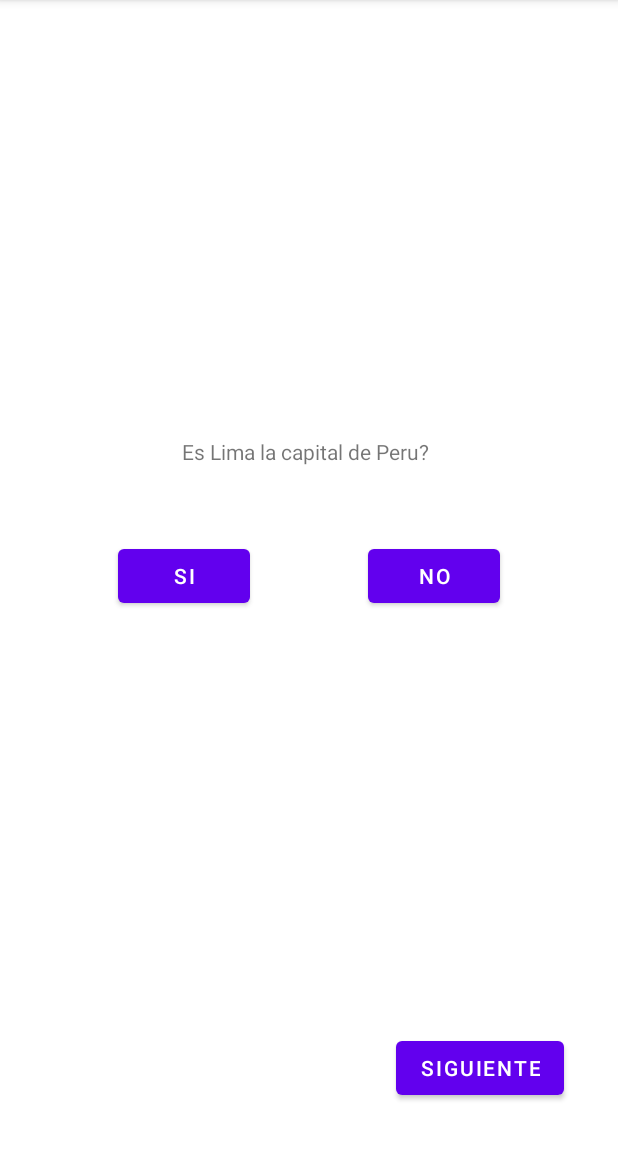
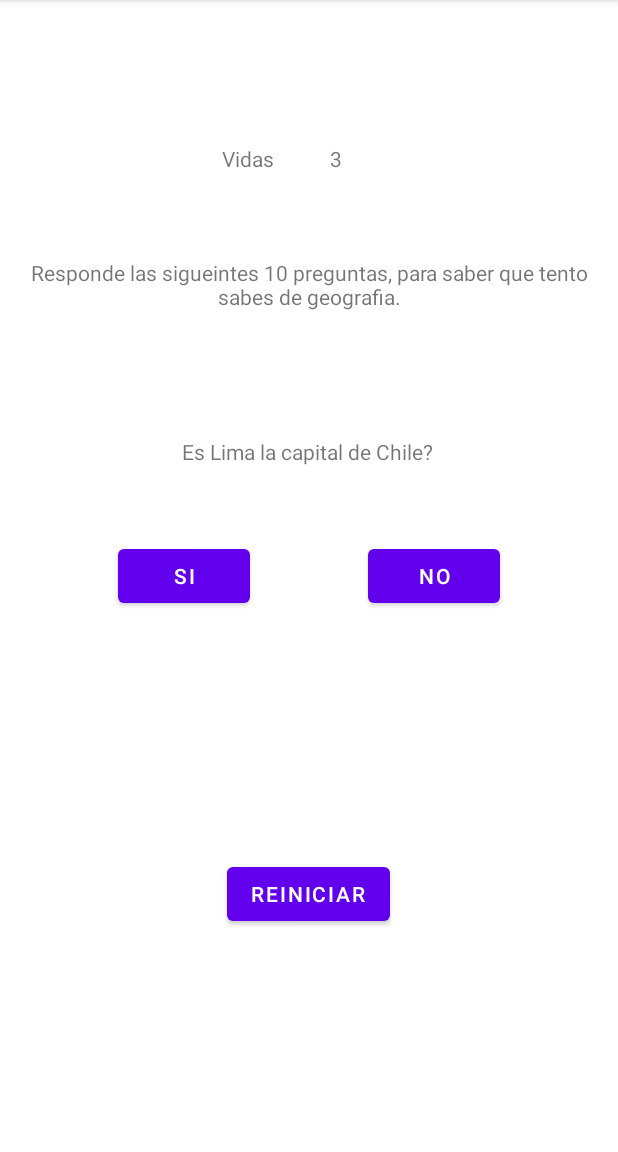
Before and after one commit to GinoQuispe21/GeoQuiz, an Android app: the screen it shows after launch (MainActivity), after a tap on "SI", on a phone screen of 412 x 824 dp, the part 84-1236 px from its top. Run offline under Robolectric (Android 15) with nearby library versions, the phone set to English and light mode, and no system bars.

Commit message:
Added new features in GeoQuiz :sparkles:

```diff
--- a/app/src/main/java/com/example/android/geoquiz/MainActivity.kt
+++ b/app/src/main/java/com/example/android/geoquiz/MainActivity.kt
@@ -11,6 +11,7 @@ class MainActivity : AppCompatActivity() {
 
     lateinit var questions: ArrayList<Question>
     var position = 0
+    var lifes = 3
 
     override fun onCreate(savedInstanceState: Bundle?) {
         super.onCreate(savedInstanceState)
@@ -30,16 +31,27 @@ class MainActivity : AppCompatActivity() {
         questions.add(question3)
         var question4 = Question("Es Santiago la capital de Chile?", true)
         questions.add(question4)
-        var question5 = Question("Es Pedro castillo un comunista?", true)
+        var question5 = Question("La capital de Uruguay es Montevideo?", true)
         questions.add(question5)
     }
 
-    fun setupViews(){
+    fun setupViews() {
         val btYes = findViewById<Button>(R.id.btYes)
         val btNo = findViewById<Button>(R.id.btNo)
-        val btNext = findViewById<Button>(R.id.btNext)
+        val btReiniciar = findViewById<Button>(R.id.btReinicio)
 
+        showLifes()
         showSentences()
+        youLose()
+
+        btReiniciar.setOnClickListener {
+            Toast.makeText(this, "Se reinicio el juego", Toast.LENGTH_LONG).show()
+            position = 0
+            lifes = 3
+            showSentences()
+            showLifes()
+            youLose()
+        }
 
         btYes.setOnClickListener{
             if(questions[position].answer == true){
@@ -47,7 +59,9 @@ class MainActivity : AppCompatActivity() {
             }
             else{
                 Toast.makeText(this, "Incorrecto", Toast.LENGTH_LONG).show()
+                lifes -= 1
             }
+            next()
         }
         btNo.setOnClickListener{
             if(!questions[position].answer == true){
@@ -55,11 +69,22 @@ class MainActivity : AppCompatActivity() {
             }
             else{
                 Toast.makeText(this, "Incorrecto", Toast.LENGTH_LONG).show()
+                lifes -= 1
             }
+            next()
         }
-        btNext.setOnClickListener {
+    }
+
+    fun next(){
+        if(questions.size - position > 1){
             position++
             showSentences()
+            showLifes()
+            youLose()
+        }
+        else {
+            Results()
+            Toast.makeText(this, "Se acabo el juego, reinicia para jugar de nuevo", Toast.LENGTH_LONG).show()
         }
     }
 
@@ -67,4 +92,27 @@ class MainActivity : AppCompatActivity() {
         val tvSentence = findViewById<TextView>(R.id.tvSentence)
         tvSentence.text = questions[position].sentence
     }
+
+    fun showLifes(){
+        val tvLifes = findViewById<TextView>(R.id.tvVidas)
+        tvLifes.text = lifes.toString()
+    }
+
+    fun youLose(){
+        if (lifes == 0) {
+            Toast.makeText(this, "Te quedaste sin vidas, toca el boton reiniciar para volver a jugar", Toast.LENGTH_LONG).show()
+        }
+    }
+    fun Results(){
+        if(lifes == 3){
+            Toast.makeText(this, "Eres muy bueno", Toast.LENGTH_LONG).show()
+        }
+        if(lifes == 2){
+            Toast.makeText(this, "Eres bueno", Toast.LENGTH_LONG).show()
+        }
+        if(lifes == 1){
+            Toast.makeText(this, "Toca estudiar mas", Toast.LENGTH_LONG).show()
+        }
+    }
+
 }
--- a/app/src/main/res/layout/activity_main.xml
+++ b/app/src/main/res/layout/activity_main.xml
@@ -39,14 +39,47 @@
         app:layout_constraintHorizontal_bias="0.5"
         app:layout_constraintStart_toEndOf="@+id/btYes" />
 
+    <TextView
+        android:id="@+id/textView"
+        android:layout_width="0dp"
+        android:layout_height="wrap_content"
+        android:layout_marginTop="172dp"
+        android:text="@string/responde_las_sigueintes_10_preguntas_para_saber_que_tento_sabes_de_geografia"
+        android:textAlignment="center"
+        app:layout_constraintEnd_toEndOf="parent"
+        app:layout_constraintHorizontal_bias="0.0"
+        app:layout_constraintStart_toStartOf="parent"
+        app:layout_constraintTop_toTopOf="parent" />
+
+    <TextView
+        android:id="@+id/textView2"
+        android:layout_width="40dp"
+        android:layout_height="22dp"
+        android:layout_marginTop="96dp"
+        android:text="@string/vidas"
+        app:layout_constraintEnd_toEndOf="parent"
+        app:layout_constraintHorizontal_bias="0.398"
+        app:layout_constraintStart_toStartOf="parent"
+        app:layout_constraintTop_toTopOf="parent" />
+
+    <TextView
+        android:id="@+id/tvVidas"
+        android:layout_width="62dp"
+        android:layout_height="23dp"
+        android:layout_marginStart="32dp"
+        android:text="@string/textview"
+        app:layout_constraintBaseline_toBaselineOf="@+id/textView2"
+        app:layout_constraintStart_toEndOf="@+id/textView2" />
+
     <Button
-        android:id="@+id/btNext"
+        android:id="@+id/btReinicio"
         android:layout_width="wrap_content"
         android:layout_height="wrap_content"
-        android:layout_marginEnd="36dp"
-        android:layout_marginBottom="32dp"
-        android:text="@string/siguiente"
+        android:layout_marginBottom="148dp"
+        android:text="@string/reiniciar"
         app:layout_constraintBottom_toBottomOf="parent"
-        app:layout_constraintEnd_toEndOf="parent" />
+        app:layout_constraintEnd_toEndOf="parent"
+        app:layout_constraintHorizontal_bias="0.498"
+        app:layout_constraintStart_toStartOf="parent" />
 
 </androidx.constraintlayout.widget.ConstraintLayout>
--- a/app/src/main/res/values/strings.xml
+++ b/app/src/main/res/values/strings.xml
@@ -4,4 +4,8 @@
     <string name="si">Si</string>
     <string name="no">No</string>
     <string name="siguiente">Siguiente</string>
+    <string name="responde_las_sigueintes_10_preguntas_para_saber_que_tento_sabes_de_geografia">Responde las sigueintes 10 preguntas, para saber que tento sabes de geografia.</string>
+    <string name="vidas">Vidas</string>
+    <string name="textview">TextView</string>
+    <string name="reiniciar">Reiniciar</string>
 </resources>
```
